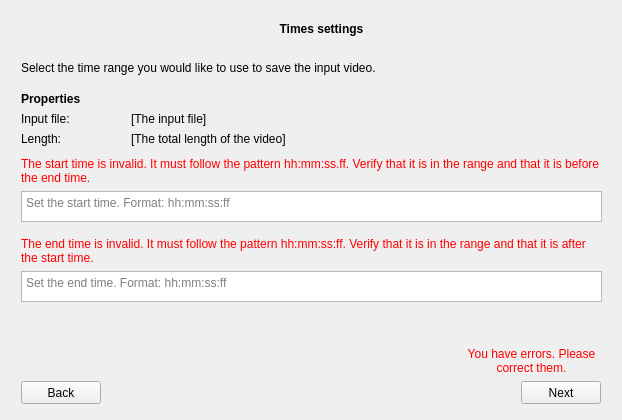
The window that ffmpeg-ui/timessettingswindow.ui (heig-vd-ihm2017/ffmpeg-ui) describes before a commit, drawn with Qt 5.
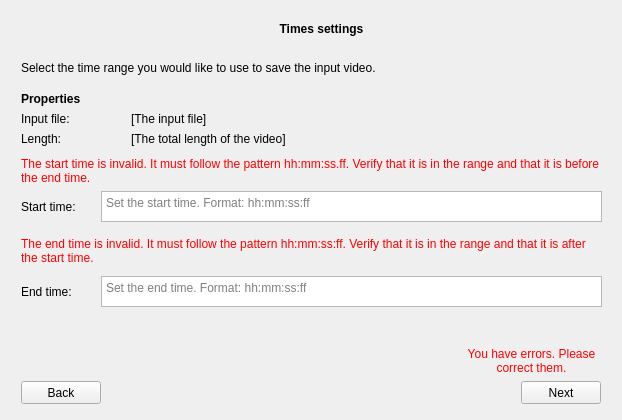
The same window after the commit.

Commit message: Added default values to time settings.

What changed in the file:
```diff
--- a/ffmpeg-ui/timessettingswindow.ui
+++ b/ffmpeg-ui/timessettingswindow.ui
@@ -141,9 +141,9 @@
        <widget class="QPlainTextEdit" name="endTimeInput">
         <property name="geometry">
          <rect>
-          <x>10</x>
-          <y>260</y>
-          <width>581</width>
+          <x>90</x>
+          <y>265</y>
+          <width>501</width>
           <height>31</height>
          </rect>
         </property>
@@ -244,9 +244,9 @@
        <widget class="QPlainTextEdit" name="startTimeInput">
         <property name="geometry">
          <rect>
-          <x>10</x>
+          <x>90</x>
           <y>180</y>
-          <width>581</width>
+          <width>501</width>
           <height>31</height>
          </rect>
         </property>
@@ -254,6 +254,32 @@
          <string>Set the start time. Format: hh:mm:ss:ff</string>
         </property>
        </widget>
+       <widget class="QLabel" name="label">
+        <property name="geometry">
+         <rect>
+          <x>10</x>
+          <y>185</y>
+          <width>141</width>
+          <height>21</height>
+         </rect>
+        </property>
+        <property name="text">
+         <string>Start time:</string>
+        </property>
+       </widget>
+       <widget class="QLabel" name="label_2">
+        <property name="geometry">
+         <rect>
+          <x>10</x>
+          <y>270</y>
+          <width>141</width>
+          <height>21</height>
+         </rect>
+        </property>
+        <property name="text">
+         <string>End time:</string>
+        </property>
+       </widget>
       </widget>
      </item>
     </layout>
```
The commit also changes 1 other file.
